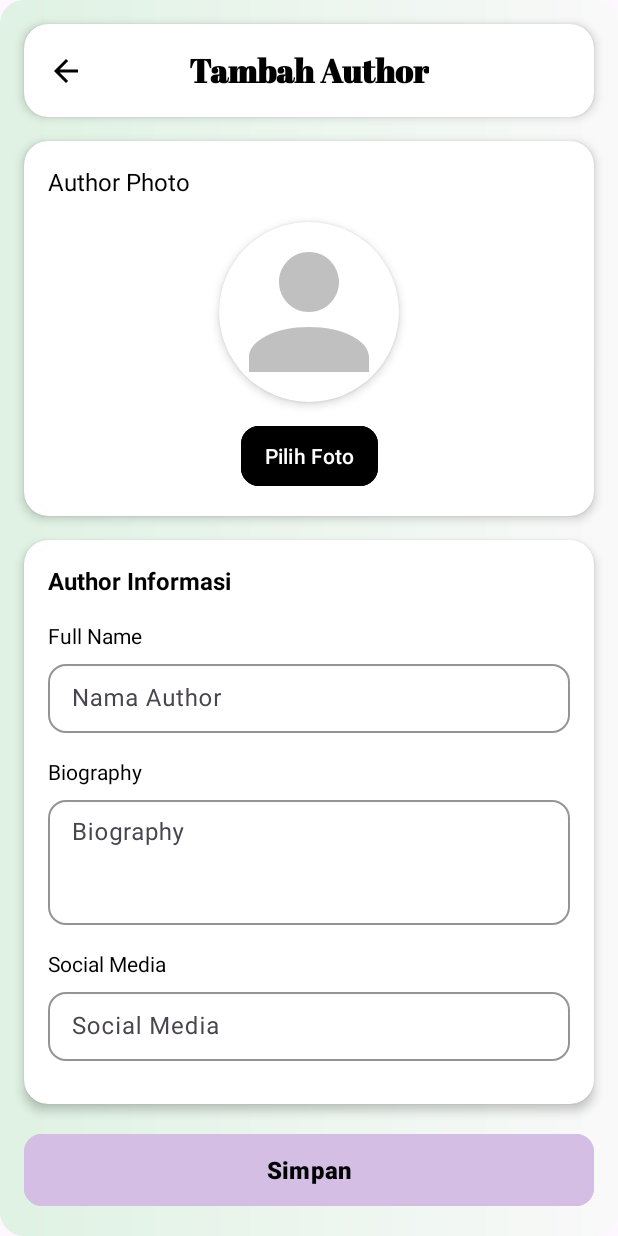
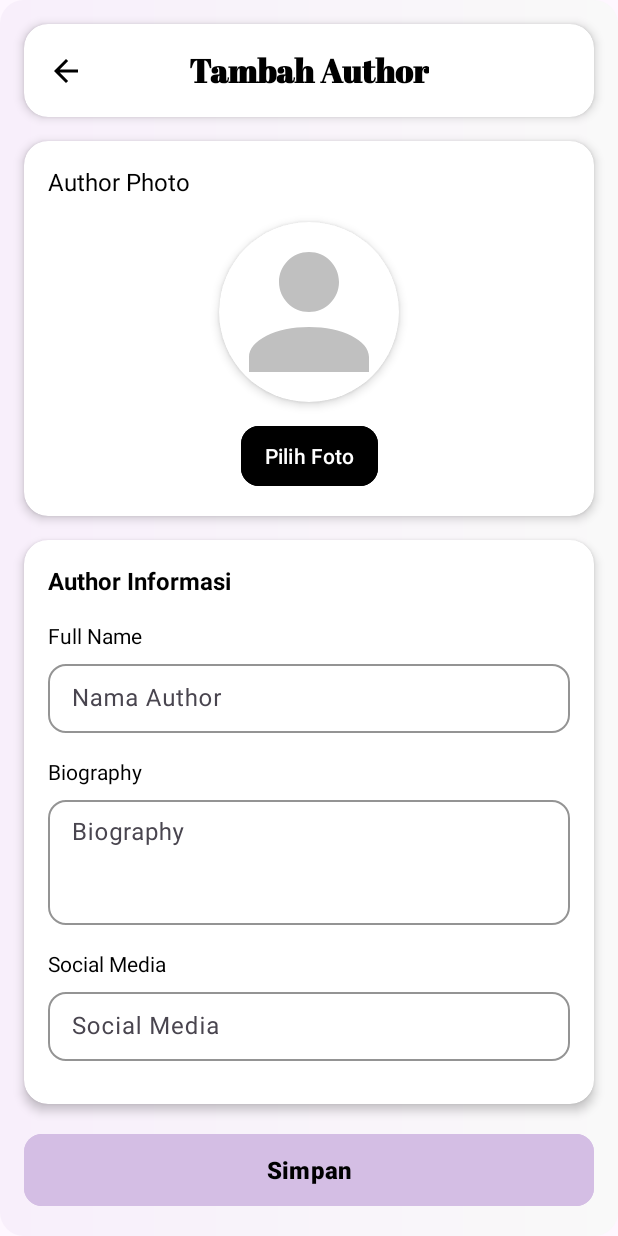
Before and after one commit to oktapianir/SeNov, an Android app: the AddAuthorFragment screen opened through its navigation route, on a phone screen of 412 x 824 dp. Run offline under Robolectric (Android 15) with nearby library versions, the phone set to English and light mode, and no system bars; our stand-ins replace Dagger/Hilt's generated code, Firebase (no records; nobody signed in at launch, a user with empty details on screens opened directly), Timber, navigation-ui; pictures from the network do not load; Roboto replaces fonts that are not available here.

Commit message:
refactor:change coloro bg

```diff
--- a/app/src/main/res/drawable/bg_gradient_card.xml
+++ b/app/src/main/res/drawable/bg_gradient_card.xml
@@ -3,7 +3,7 @@
         <shape android:shape="rectangle">
             <gradient
                 android:angle="0"
-                android:startColor="#DFF2E3"
+                android:startColor="#F8EFFB"
                 android:endColor="#F9F9F9" />
             <corners android:radius="16dp" />
         </shape>
```
